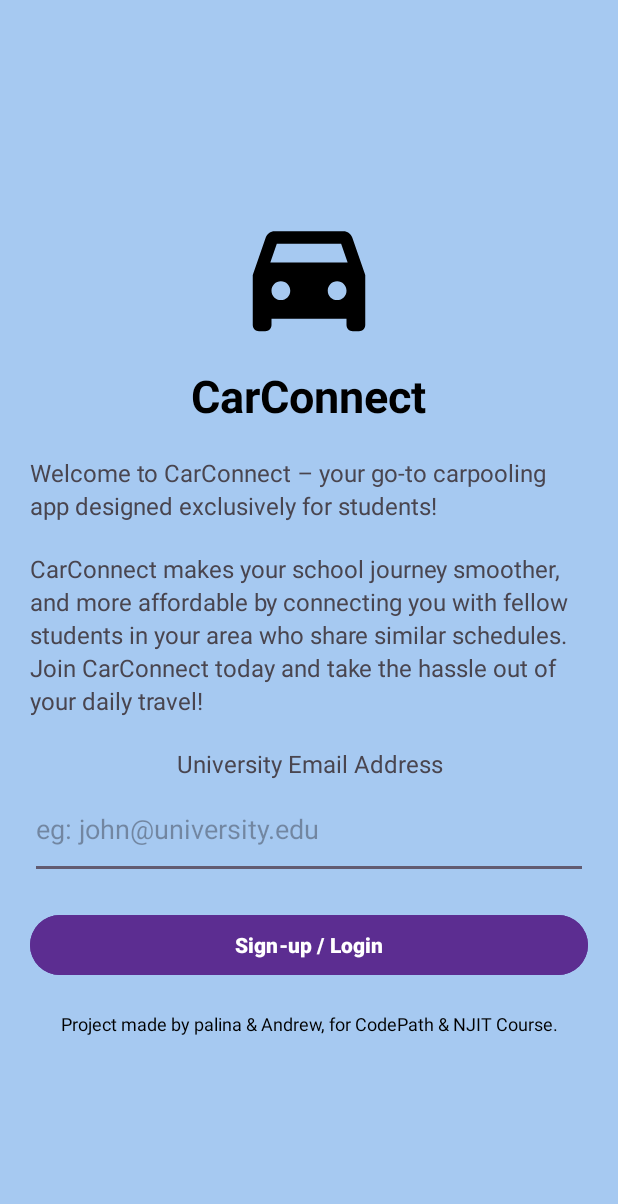
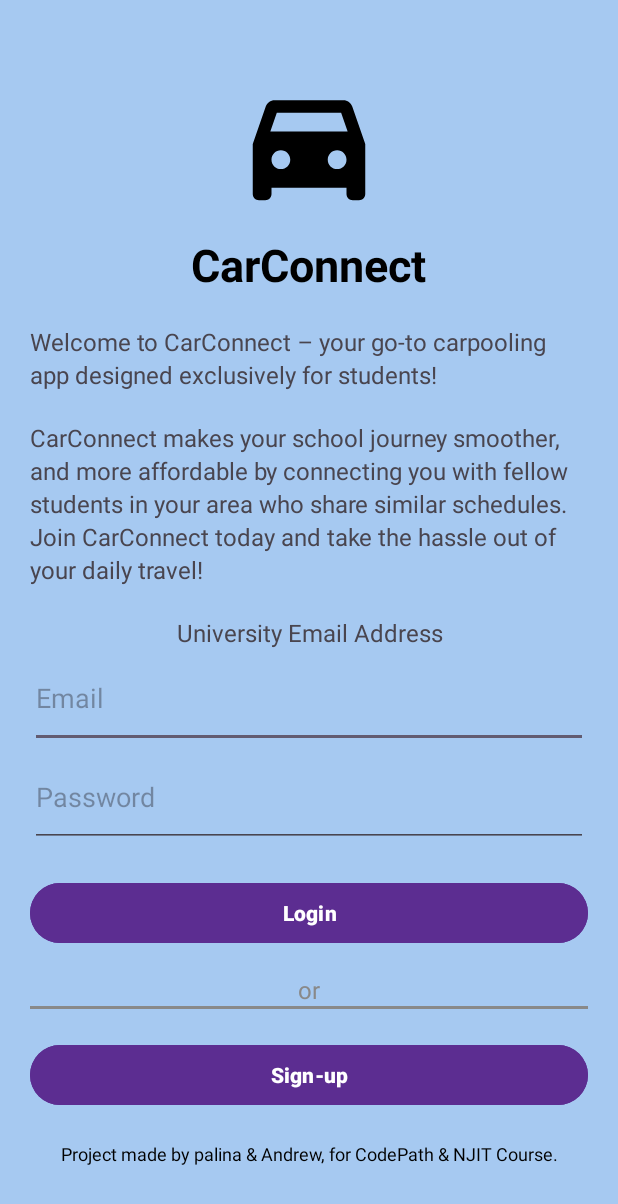
Before and after one commit to palina-pauliuchenka/car-connect, an Android app: the screen it shows after launch (LoginActivity before the commit, login_signup_screen after it), on a phone screen of 412 x 824 dp. Shown: the top 1204 px of the screen. Run offline under Robolectric (Android 15) with nearby library versions, the phone set to English and light mode, and no system bars; our stand-ins replace Firebase (no records; nobody signed in at launch, a user with empty details on screens opened directly); 2 statements that could not run were skipped.

Commit message:
Readjusted the entry page layout

```diff
--- a/app/src/main/AndroidManifest.xml
+++ b/app/src/main/AndroidManifest.xml
@@ -13,7 +13,7 @@
         android:theme="@style/Theme.CarConnect"
         tools:targetApi="31">
         <activity
-            android:name=".LoginActivity"
+            android:name=".login_signup_screen"
             android:exported="true">
             <intent-filter>
                 <action android:name="android.intent.action.MAIN" />
@@ -22,6 +22,9 @@
             </intent-filter>
         </activity>
 
+        <activity android:name=".main_screen" />
+        <activity android:name=".registration_screen" />
+
     </application>
 
 </manifest>
--- a/app/src/main/res/layout/activity_login.xml
+++ b/app/src/main/res/layout/activity_login.xml
@@ -62,14 +62,46 @@
         android:id="@+id/emailEditText"
         android:layout_width="match_parent"
         android:layout_height="66dp"
-        android:hint="eg: john@university.edu"
+        android:hint="Email"
+        android:inputType="textEmailAddress" />
+
+    <EditText
+        android:id="@+id/passwordEditText"
+        android:layout_width="match_parent"
+        android:layout_height="66dp"
+        android:hint="Password"
         android:inputType="textEmailAddress" />
 
     <Button
-        android:id="@+id/loginSignupButton"
+        android:id="@+id/loginButton"
         android:layout_width="match_parent"
         android:layout_height="wrap_content"
-        android:text="Sign-up / Login"
+        android:text="Login"
+        android:backgroundTint="#5C2D91"
+        android:textColor="#FFFFFF"
+        android:textStyle="bold"
+        android:layout_marginTop="20dp"
+        />
+
+    <TextView
+        android:layout_width="wrap_content"
+        android:layout_height="wrap_content"
+        android:text="or"
+        android:textSize="16sp"
+        android:layout_marginTop="16dp"
+        android:textColor="#898989"
+        />
+    <View
+        android:layout_width="match_parent"
+        android:layout_height="2dp"
+        android:background="#898989"
+        />
+
+    <Button
+        android:id="@+id/signupButton"
+        android:layout_width="match_parent"
+        android:layout_height="wrap_content"
+        android:text="Sign-up"
         android:backgroundTint="#5C2D91"
         android:textColor="#FFFFFF"
         android:textStyle="bold"
```
Also changed, not shown: app/src/main/java/com/pp272cs388/carconnect/LoginActivity.kt (deleted, +0 -102 lines), app/src/main/java/com/pp272cs388/carconnect/login_signup_screen.kt (added, +180 -0 lines).
